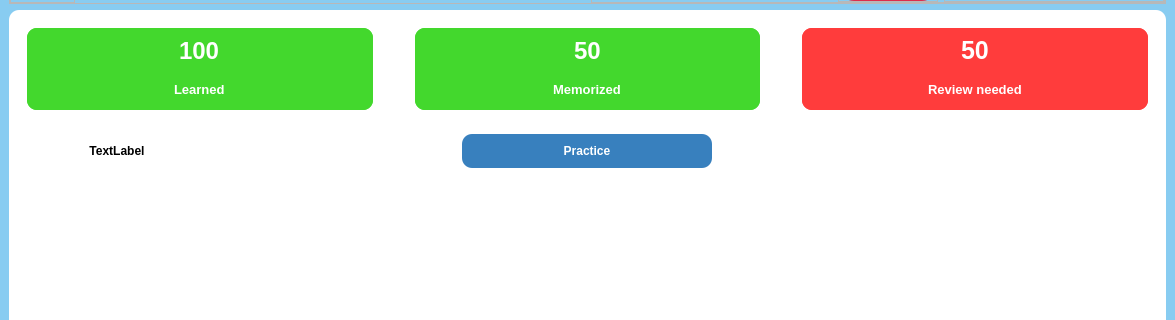
Old version of the form UI/forms/topic_word.ui in the repository yuukun123/LexiLand; both pictures show x 0 to 1175 and y 94 to 414 of the 1175 by 750 pixel window.
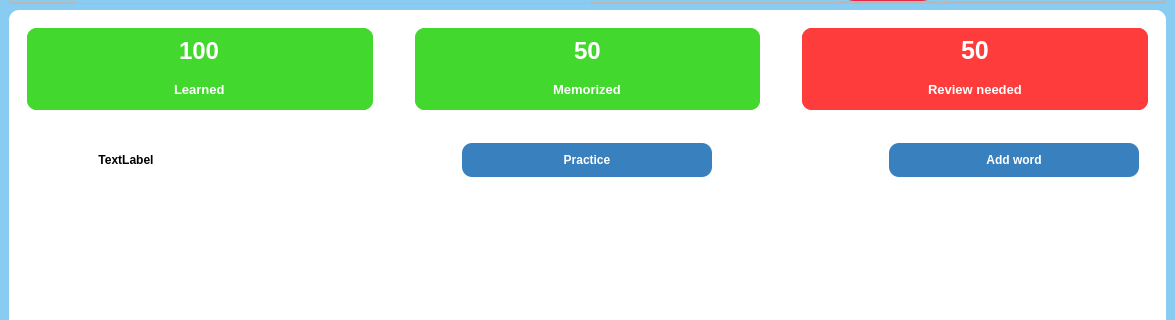
New version of the form. Icons and pictures are not drawn.

Commit message: update add word in topic word and delete word and add button add word in topic word

```diff
--- a/UI/forms/topic_word.ui
+++ b/UI/forms/topic_word.ui
@@ -956,18 +956,6 @@
                    <enum>QFrame::Raised</enum>
                   </property>
                   <layout class="QHBoxLayout" name="horizontalLayout_6">
-                   <property name="leftMargin">
-                    <number>0</number>
-                   </property>
-                   <property name="topMargin">
-                    <number>0</number>
-                   </property>
-                   <property name="rightMargin">
-                    <number>0</number>
-                   </property>
-                   <property name="bottomMargin">
-                    <number>0</number>
-                   </property>
                    <item alignment="Qt::AlignLeft">
                     <widget class="QLabel" name="topic_label">
                      <property name="minimumSize">
@@ -994,7 +982,7 @@
                      </property>
                     </widget>
                    </item>
-                   <item alignment="Qt::AlignHCenter|Qt::AlignVCenter">
+                   <item alignment="Qt::AlignHCenter">
                     <widget class="QPushButton" name="Practice_btn">
                      <property name="sizePolicy">
                       <sizepolicy hsizetype="MinimumExpanding" vsizetype="Fixed">
@@ -1043,12 +1031,50 @@
                     </widget>
                    </item>
                    <item alignment="Qt::AlignRight">
-                    <widget class="QFrame" name="frame_20">
-                     <property name="frameShape">
-                      <enum>QFrame::StyledPanel</enum>
+                    <widget class="QPushButton" name="Add_word_btn">
+                     <property name="sizePolicy">
+                      <sizepolicy hsizetype="MinimumExpanding" vsizetype="Fixed">
+                       <horstretch>0</horstretch>
+                       <verstretch>0</verstretch>
+                      </sizepolicy>
                      </property>
-                     <property name="frameShadow">
-                      <enum>QFrame::Raised</enum>
+                     <property name="minimumSize">
+                      <size>
+                       <width>250</width>
+                       <height>0</height>
+                      </size>
+                     </property>
+                     <property name="font">
+                      <font>
+                       <weight>75</weight>
+                       <bold>true</bold>
+                      </font>
+                     </property>
+                     <property name="cursor">
+                      <cursorShape>PointingHandCursor</cursorShape>
+                     </property>
+                     <property name="styleSheet">
+                      <string notr="true">#Add_word_btn{
+	background-color: rgb(56, 128, 190);
+	color:#ffffff;
+	padding: 10px;
+}
+#Add_word_btn::hover{
+	background-color: rgb(54, 82, 175);
+}</string>
+                     </property>
+                     <property name="text">
+                      <string>Add word</string>
+                     </property>
+                     <property name="icon">
+                      <iconset>
+                       <normaloff>../icons/plus.svg</normaloff>../icons/plus.svg</iconset>
+                     </property>
+                     <property name="iconSize">
+                      <size>
+                       <width>20</width>
+                       <height>20</height>
+                      </size>
                      </property>
                     </widget>
                    </item>
@@ -1103,7 +1129,7 @@
                      <x>0</x>
                      <y>0</y>
                      <width>1113</width>
-                     <height>416</height>
+                     <height>394</height>
                     </rect>
                    </property>
                    <property name="styleSheet">
```
Left out of the diff: 2 changed lines with no effect on the pictures. The commit also changes 14 other files.
